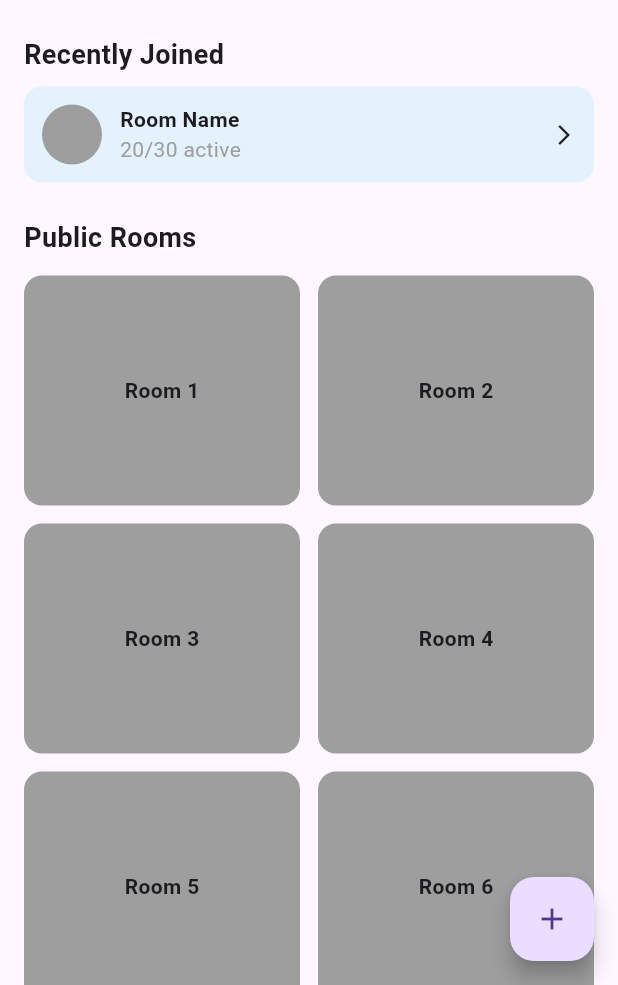
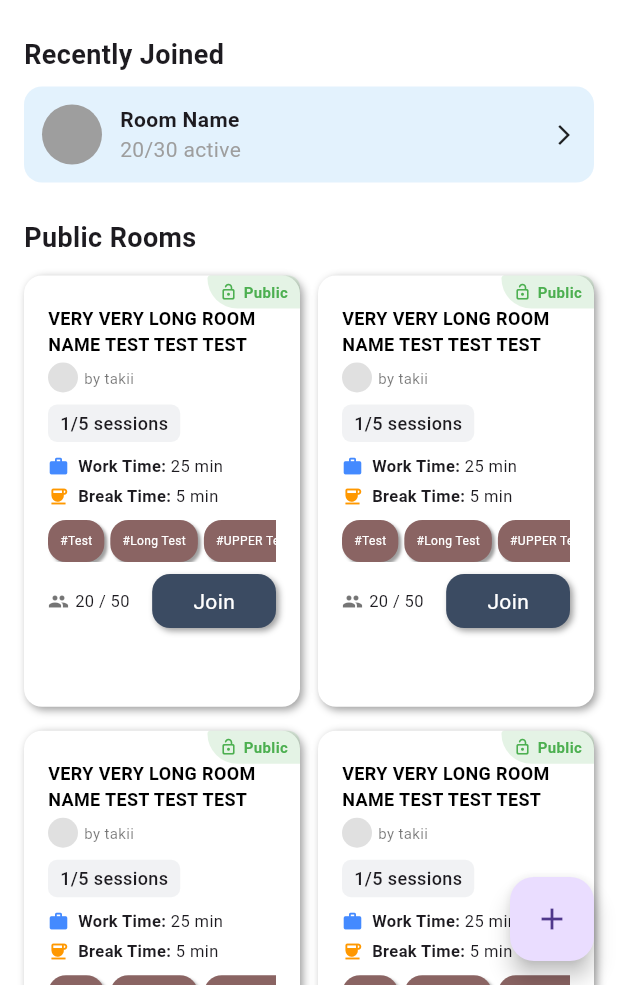
Before and after one commit to abdelaziz2642004/ZentryPomodoroApp, a Flutter app: the Homescreen screen opened directly, on a phone screen of 412 x 824 dp, the part 251-1236 px from its top. Run offline on Flutter 3.47's test engine with Material 3 defaults, Android fonts, the light colour scheme and no system bars; our stand-ins replace awesome_snackbar_content, bloc, cached_network_image, cloud_firestore, firebase_auth, firebase_core and 7 more; missing offline and left inert: cloudinary_sdk; accounts and stored records are empty; project files that could hold a hidden picture were left out.

Commit message:
Room Details

```diff
--- /dev/null
+++ b/lib/View/Screens/HomeScreen/HelpingWidgets/RoomGridItems/HelpingWidgets/ControlBadge.dart
@@ -0,0 +1,51 @@
+
+import 'package:flutter/cupertino.dart';
+import 'package:flutter/material.dart';
+
+class ControlBadge extends StatelessWidget {
+  const ControlBadge({
+    super.key,
+    required this.isPublic,
+  });
+
+  final bool isPublic;
+
+  @override
+  Widget build(BuildContext context) {
+    return Positioned(
+      top: 0,
+      right: 0,
+      child: Container(
+        padding: const EdgeInsets.symmetric(horizontal: 8, vertical: 4),
+        decoration: BoxDecoration(
+          color: (isPublic ? Colors.green : Colors.grey).withOpacity(0.15),
+          borderRadius: const BorderRadius.only(
+            topLeft: Radius.circular(3),
+            topRight: Radius.circular(12),
+            bottomLeft: Radius.circular(30),
+          ),
+        ),
+        child: Row(
+          children: [
+            Icon(
+              isPublic
+                  ? Icons.lock_open_rounded
+                  : Icons.lock_outline_rounded,
+              size: 12,
+              color: isPublic ? Colors.green : Colors.grey,
+            ),
+            const SizedBox(width: 4),
+            Text(
+              isPublic ? "Public" : "Private",
+              style: TextStyle(
+                fontSize: 10,
+                color: isPublic ? Colors.green : Colors.grey,
+                fontWeight: FontWeight.bold,
+              ),
+            ),
+          ],
+        ),
+      ),
+    );
+  }
+}
--- /dev/null
+++ b/lib/View/Screens/HomeScreen/HelpingWidgets/RoomGridItems/HelpingWidgets/ControlInfo.dart
@@ -0,0 +1,27 @@
+import 'package:flutter/cupertino.dart';
+
+import '../../../../../../core/colors.dart';
+
+class SessionInfo extends StatelessWidget {
+  const SessionInfo({
+    super.key,
+  });
+
+  @override
+  Widget build(BuildContext context) {
+    return Container(
+      padding: const EdgeInsets.symmetric(
+        horizontal: 8,
+        vertical: 4,
+      ),
+      decoration: BoxDecoration(
+        color: lightGrey.withOpacity(0.2),
+        borderRadius: BorderRadius.circular(6),
+      ),
+      child: const Text(
+        "1/5 sessions",
+        style: TextStyle(fontSize: 12, fontWeight: FontWeight.w500),
+      ),
+    );
+  }
+}
--- /dev/null
+++ b/lib/View/Screens/HomeScreen/HelpingWidgets/RoomGridItems/HelpingWidgets/CreatorInfo.dart
@@ -0,0 +1,25 @@
+import 'package:flutter/cupertino.dart';
+import 'package:flutter/material.dart';
+
+class CreatorInfo extends StatelessWidget {
+  const CreatorInfo({
+    super.key,
+    required this.creatorName,
+  });
+
+  final String creatorName;
+
+  @override
+  Widget build(BuildContext context) {
+    return Row(
+      children: [
+        CircleAvatar(radius: 10, backgroundColor: Colors.grey[300]),
+        const SizedBox(width: 4),
+        Text(
+          "by $creatorName",
+          style: const TextStyle(fontSize: 10, color: Colors.black54),
+        ),
+      ],
+    );
+  }
+}
--- /dev/null
+++ b/lib/View/Screens/HomeScreen/HelpingWidgets/RoomGridItems/HelpingWidgets/JoinButton.dart
@@ -0,0 +1,25 @@
+
+import 'package:flutter/cupertino.dart';
+
+import '../../../../../../core/colors.dart';
+import '../../../../../Widgets/HelpingWidgets/CustomButton.dart';
+
+class JoinButton extends StatelessWidget {
+  const JoinButton({
+    super.key,
+  });
+
+  @override
+  Widget build(BuildContext context) {
+    return Expanded(
+      child: CustomButton(
+        onTap: () {},
+        content: const Text(
+          "Join",
+          style: TextStyle(color: white),
+        ),
+        bgColor: mainColor,
+      ),
+    );
+  }
+}
--- /dev/null
+++ b/lib/View/Screens/HomeScreen/HelpingWidgets/RoomGridItems/HelpingWidgets/JoinedUsers.dart
@@ -0,0 +1,24 @@
+import 'package:flutter/cupertino.dart';
+import 'package:flutter/material.dart';
+
+class JoinedUsers extends StatelessWidget {
+  const JoinedUsers({
+    super.key,
+    required this.joinedUsers,
+    required this.roomCapacity,
+  });
+
+  final int joinedUsers;
+  final int roomCapacity;
+
+  @override
+  Widget build(BuildContext context) {
+    return Row(
+      children: [
+        const Icon(Icons.people, size: 14, color: Colors.black54),
+        const SizedBox(width: 4),
+        Text("$joinedUsers / $roomCapacity", style: TextStyle(fontSize: 11)),
+      ],
+    );
+  }
+}
--- /dev/null
+++ b/lib/View/Screens/HomeScreen/HelpingWidgets/RoomGridItems/HelpingWidgets/RoomName.dart
@@ -0,0 +1,23 @@
+import 'package:flutter/cupertino.dart';
+
+import '../../../../../../core/colors.dart';
+
+class RoomName extends StatelessWidget {
+  const RoomName({super.key, required this.roomName});
+
+  final String roomName;
+
+  @override
+  Widget build(BuildContext context) {
+    return Text(
+      roomName,
+      style: const TextStyle(
+        fontSize: 12,
+        fontWeight: FontWeight.bold,
+        color: black,
+      ),
+      maxLines: 2,
+      overflow: TextOverflow.ellipsis,
+    );
+  }
+}
--- /dev/null
+++ b/lib/View/Screens/HomeScreen/HelpingWidgets/RoomGridItems/HelpingWidgets/Tags.dart
@@ -0,0 +1,42 @@
+import 'package:flutter/cupertino.dart';
+
+import '../../../../../../core/colors.dart';
+import '../../../../../Widgets/HelpingWidgets/CustomContainer.dart';
+
+class Tags extends StatelessWidget {
+  const Tags({
+    super.key,
+    required this.tags,
+  });
+
+  final List<String> tags;
+
+  @override
+  Widget build(BuildContext context) {
+    return SizedBox(
+      height: 28,
+      child: ListView.builder(
+        scrollDirection: Axis.horizontal,
+        itemCount: tags.length,
+        itemBuilder: (context, index) {
+          return Padding(
+            padding: const EdgeInsets.only(right: 4),
+            child: CustomContainer(
+              color: secondaryColor,
+              blurRadius: 1,
+              vPadding: 0,
+              hPadding: 8,
+              child: Text(
+                "#${tags[index]}",
+                style: const TextStyle(
+                  fontSize: 8,
+                  color: white,
+                ),
+              ),
+            ),
+          );
+        },
+      ),
+    );
+  }
+}
--- /dev/null
+++ b/lib/View/Screens/HomeScreen/HelpingWidgets/RoomGridItems/HelpingWidgets/WorkBreakView.dart
@@ -0,0 +1,41 @@
+import 'package:flutter/cupertino.dart';
+
+class WorkBreakView extends StatelessWidget {
+  const WorkBreakView({
+    super.key,
+    required this.time,
+    required this.icon,
+    required this.iconColor,
+    required this.title,
+  });
+
+  final String time;
+  final IconData icon;
+  final Color iconColor;
+  final String title;
+
+  @override
+  Widget build(BuildContext context) {
+    return
+
+      Row(
+        children: [
+          Icon(
+            icon,
+            size: 14,
+            color: iconColor,
+          ),
+          const SizedBox(width: 6),
+          Text(
+            title,
+            style: const TextStyle(
+              fontSize: 11,
+              fontWeight: FontWeight.w600,
+            ),
+          ),
+          Text(time, style: const TextStyle(fontSize: 11)),
+        ],
+      );
+
+  }
+}
--- /dev/null
+++ b/lib/View/Screens/HomeScreen/HelpingWidgets/RoomGridItems/RoomGridItem.dart
@@ -0,0 +1,94 @@
+import 'package:flutter/material.dart';
+import 'package:prj/core/colors.dart';
+
+import '../../../../Widgets/HelpingWidgets/CustomContainer.dart';
+import 'HelpingWidgets/ControlBadge.dart';
+import 'HelpingWidgets/ControlInfo.dart';
+import 'HelpingWidgets/CreatorInfo.dart';
+import 'HelpingWidgets/JoinButton.dart';
+import 'HelpingWidgets/JoinedUsers.dart';
+import 'HelpingWidgets/RoomName.dart';
+import 'HelpingWidgets/Tags.dart';
+import 'HelpingWidgets/WorkBreakView.dart';
+
+class RoomGridItem extends StatelessWidget {
+  RoomGridItem({super.key});
+
+  final List<String> tags = ["Test", "Long Test", "UPPER Test", "Don't show"];
+  final String roomName = "VERY VERY LONG ROOM NAME TEST TEST TEST";
+  final bool isPublic = true;
+  final String workTime = "25 min";
+  final String breakTime = "5 min";
+  final String creatorName = 'takii';
+  final int joinedUsers = 20;
+  final int roomCapacity = 50;
+
+  @override
+  Widget build(BuildContext context) {
+    return Stack(
+      children: [
+        CustomContainer(
+          color: white,
+          blurRadius: 4,
+          child: Padding(
+            padding: const EdgeInsets.only(left: 10, right: 10, top: 18),
+            child: Column(
+              crossAxisAlignment: CrossAxisAlignment.start,
+              children: [
+                /// Room Name
+                RoomName(roomName: roomName),
+                const SizedBox(height: 4),
+
+                /// Creator Info
+                CreatorInfo(creatorName: creatorName),
+                const SizedBox(height: 8),
+
+                /// Sessions Info
+                const SessionInfo(),
+                const SizedBox(height: 8),
+
+                /// Work & Break Time
+                WorkBreakView(
+                  time: workTime,
+                  icon: Icons.work,
+                  iconColor: Colors.blueAccent,
+                  title: "Work Time: ",
+                ),
+                const SizedBox(height: 4),
+                WorkBreakView(
+                  time: breakTime,
+                  icon: Icons.coffee,
+                  iconColor: Colors.orange,
+                  title: "Break Time: ",
+                ),
+                const SizedBox(height: 8),
+
+                /// Tags
+                Tags(tags: tags),
+                const SizedBox(height: 8),
+
+                Row(
+                  mainAxisAlignment: MainAxisAlignment.spaceBetween,
+                  children: [
+                    /// Joined Users
+                    JoinedUsers(
+                      joinedUsers: joinedUsers,
+                      roomCapacity: roomCapacity,
+                    ),
+                    const SizedBox(width: 15),
+
+                    /// Join Button
+                    const JoinButton(),
+                  ],
+                ),
+              ],
+            ),
+          ),
+        ),
+
+        /// Control Badge
+        ControlBadge(isPublic: isPublic),
+      ],
+    );
+  }
+}
--- a/lib/View/Screens/HomeScreen/HelpingWidgets/RoomsGridBuilder.dart
+++ b/lib/View/Screens/HomeScreen/HelpingWidgets/RoomsGridBuilder.dart
@@ -1,5 +1,7 @@
 import 'package:flutter/material.dart';
-import 'package:flutter/widgets.dart';
+
+import 'RoomGridItems/RoomGridItem.dart';
+
 
 class Roomsgridbuilder extends StatelessWidget {
   const Roomsgridbuilder({super.key});
@@ -7,27 +9,16 @@ class Roomsgridbuilder extends StatelessWidget {
   @override
   Widget build(BuildContext context) {
     return GridView.builder(
+      physics: const NeverScrollableScrollPhysics(),
       shrinkWrap: true,
       itemCount: 6,
       gridDelegate: const SliverGridDelegateWithFixedCrossAxisCount(
         crossAxisCount: 2,
-        childAspectRatio: 1.2,
+        childAspectRatio: 0.64,
         crossAxisSpacing: 12,
-        mainAxisSpacing: 12,
+        mainAxisSpacing: 16,
       ),
-      itemBuilder:
-          (context, index) => Container(
-            decoration: BoxDecoration(
-              color: Colors.grey,
-              borderRadius: BorderRadius.circular(12),
-            ),
-            child: Center(
-              child: Text(
-                "Room ${index + 1}",
-                style: const TextStyle(fontWeight: FontWeight.bold),
-              ),
-            ),
-          ),
+      itemBuilder: (context, index) => RoomGridItem(),
     );
   }
 }
--- a/lib/View/Screens/HomeScreen/HomeScreen.dart
+++ b/lib/View/Screens/HomeScreen/HomeScreen.dart
@@ -20,6 +20,7 @@ class _HomescreenState extends State<Homescreen> {
     return Scaffold(
       drawer: const Customdrawer(),
       appBar: Customappbar.build(),
+      backgroundColor: white,
       body: SafeArea(
         child: SingleChildScrollView(
           padding: const EdgeInsets.all(16),
--- a/lib/View/Widgets/HelpingWidgets/CustomContainer.dart
+++ b/lib/View/Widgets/HelpingWidgets/CustomContainer.dart
@@ -10,6 +10,7 @@ class CustomContainer extends StatelessWidget {
   final double vPadding;
   double? width;
   double? height;
+  double blurRadius;
 
   CustomContainer({
     super.key,
@@ -18,7 +19,8 @@ class CustomContainer extends StatelessWidget {
     this.vPadding = 2,
     this.color = light,
     this.width,
-    this.height
+    this.height,
+    this.blurRadius = 3
   });
 
   @override
@@ -29,8 +31,8 @@ class CustomContainer extends StatelessWidget {
       decoration: BoxDecoration(
         color: color,
         borderRadius: BorderRadius.circular(12),
-        boxShadow: const [
-          BoxShadow(color: dark, offset: Offset(2, 2), blurRadius: 6),
+        boxShadow: [
+          BoxShadow(color: dark, offset: const Offset(2, 2), blurRadius: blurRadius),
         ],
       ),
       padding: EdgeInsets.symmetric(horizontal: hPadding, vertical: vPadding),
--- a/lib/View/Widgets/HelpingWidgets/FormTextTitle.dart
+++ b/lib/View/Widgets/HelpingWidgets/FormTextTitle.dart
@@ -24,6 +24,9 @@ class FormTextTitle extends StatelessWidget {
       alignment: Alignment.centerLeft,
       child: Text(
         text,
+        softWrap: true,
+        overflow: TextOverflow.ellipsis,
+        maxLines: 2,
         style: TextStyle(
           fontWeight: fontWeight,
           fontSize: fontSize,
```
